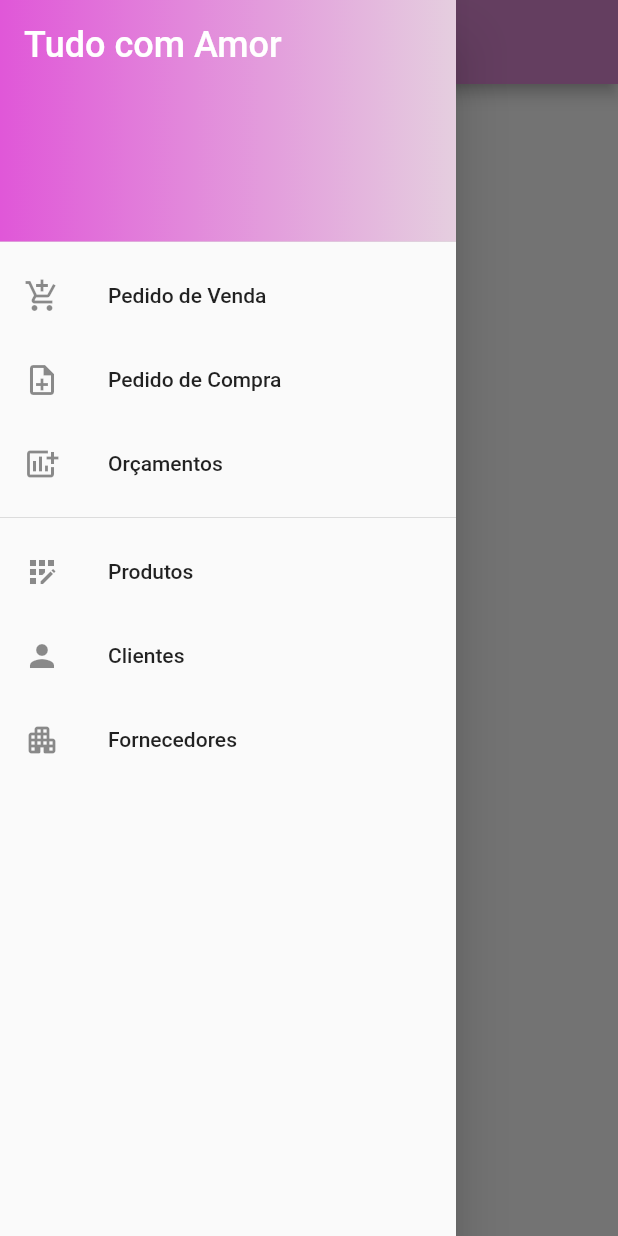
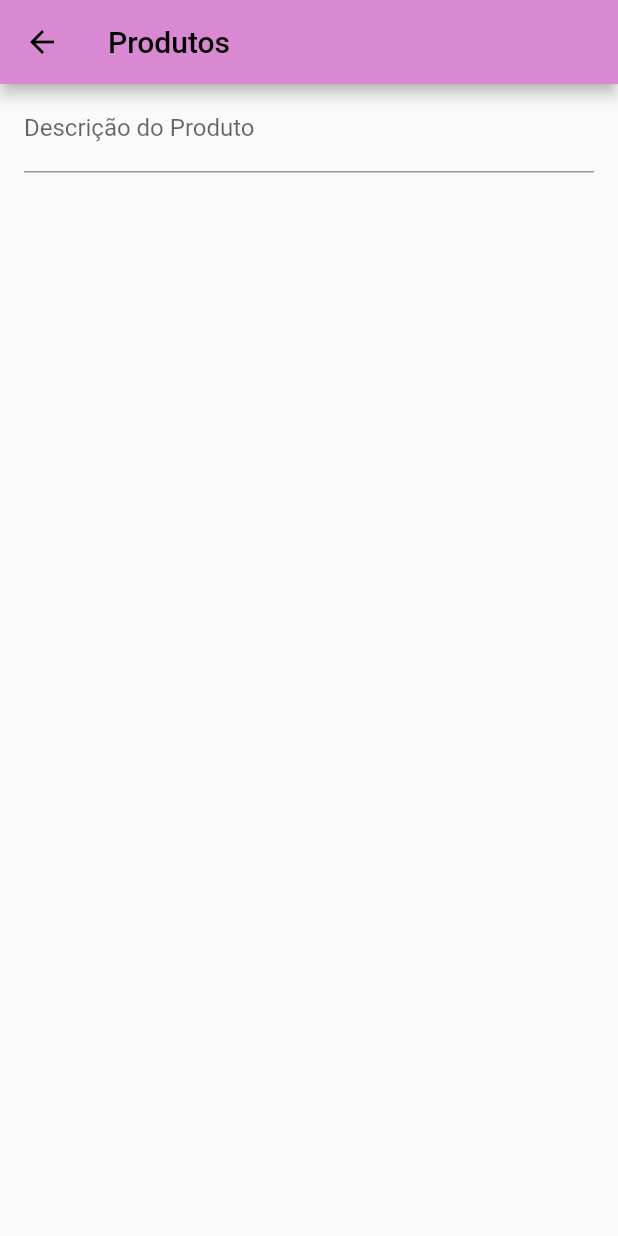
Before and after one commit to guilherme-g7/tudoComAmor, a Flutter app: the screen it shows after launch, in the side drawer, after a tap on "Produtos", on a phone screen of 412 x 824 dp. Run offline on Flutter 3.47's test engine with Material 2 defaults, Android fonts, the phone set to English and light mode, and no system bars; our stand-ins replace sqflite; accounts and stored records are empty.

```diff
--- a/lib/features/home/home_page.dart
+++ b/lib/features/home/home_page.dart
@@ -1,5 +1,8 @@
 
 import 'package:flutter/material.dart';
+import 'package:tudo_com_amor/features/produto/produtos_page.dart';
+
+import '../../core/utils/nav.dart';
 
 class HomePage extends StatelessWidget {
   HomePage({Key? key}) : super(key: key);
@@ -49,7 +52,7 @@ class HomePage extends StatelessWidget {
               leading: Icon(Icons.app_registration),
               title: Text('Produtos'),
               onTap: () {
-
+                push(context, ProdutosPage());
               },
             ),
             ListTile(
--- /dev/null
+++ b/lib/features/produto/produtos_page.dart
@@ -0,0 +1,48 @@
+import 'package:flutter/material.dart';
+
+class ProdutosPage extends StatefulWidget {
+  ProdutosPage({Key? key}) : super(key: key);
+
+  @override
+  State<ProdutosPage> createState() => _ProdutosPageState();
+}
+
+class _ProdutosPageState extends State<ProdutosPage> {
+  late TextEditingController _controller;
+
+  @override
+  void initState() {
+    super.initState();
+    _controller = TextEditingController();
+  }
+
+  @override
+  void dispose() {
+    _controller.dispose();
+    super.dispose();
+  }
+
+  @override
+  Widget build(BuildContext context) {
+    return Scaffold(
+      appBar: AppBar(
+        title: Text('Produtos'),
+      ),
+      body: SingleChildScrollView(
+        child: Column(
+          children: [
+            Padding(
+              padding: const EdgeInsets.symmetric(horizontal: 16.0),
+              child: TextFormField(
+                controller: _controller,
+                decoration: InputDecoration(
+                  labelText: 'Descrição do Produto'
+                ),
+              ),
+            )
+          ],
+        ),
+      ),
+    );
+  }
+}
```
Also changed, not shown: 1 other file.
